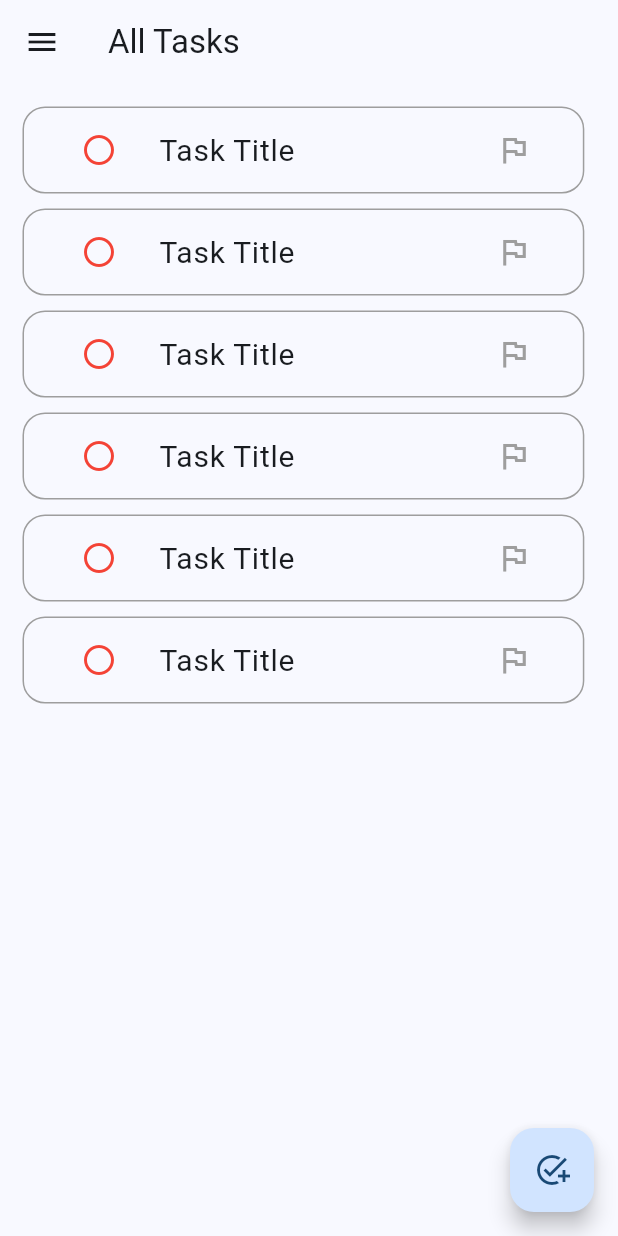
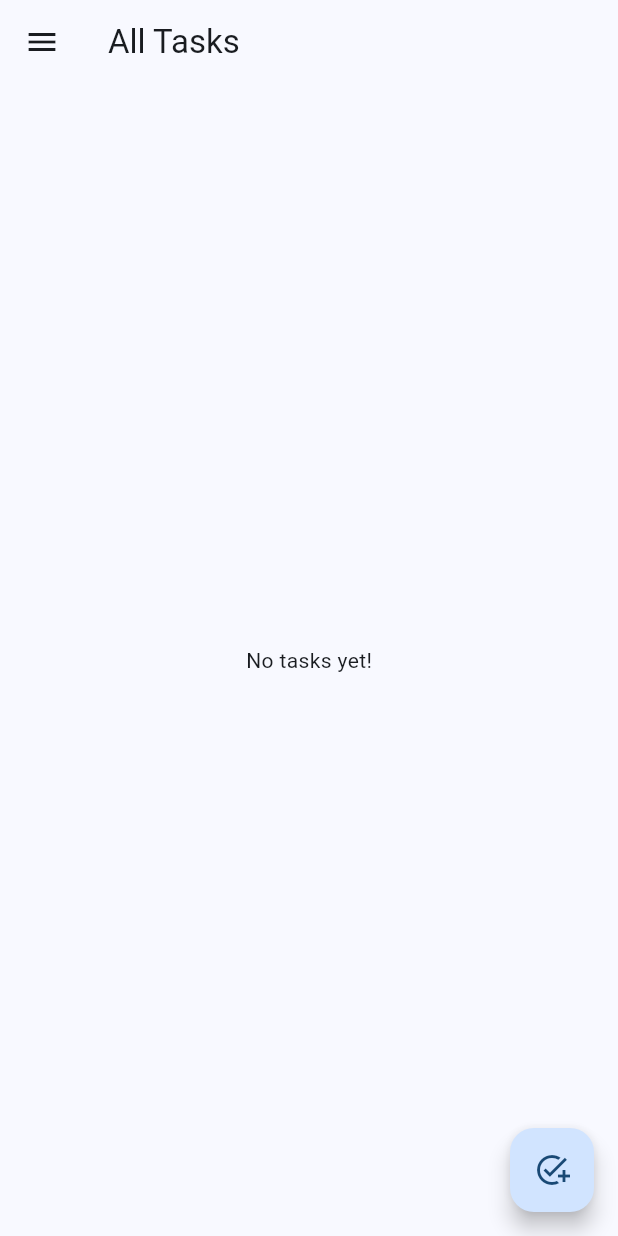
Before and after one commit to Polymath000/Nazm, a Flutter app: the screen it shows after launch, on a phone screen of 412 x 824 dp. Run offline on Flutter 3.47's test engine with Material 3 defaults, Android fonts, the light colour scheme and no system bars; drawn by our look-alikes of dropdown_button2; our stand-ins replace adaptive_theme, bloc, curved_navigation_bar, firebase_auth, firebase_core, flutter_bloc and 14 more; missing offline and left inert: debounce_throttle, pattern_formatter, pointer_interceptor; accounts and stored records are empty.

Commit message:
fetch tasks from local database

```diff
--- /dev/null
+++ b/lib/Features/home/data/cubit/task/task_cubit.dart
@@ -0,0 +1,20 @@
+import 'package:flutter/foundation.dart';
+import 'package:flutter_bloc/flutter_bloc.dart';
+import 'package:hive/hive.dart';
+import 'package:to_do/Features/home/data/task_model.dart';
+import 'package:to_do/constants.dart';
+
+part 'task_state.dart';
+
+class TaskCubit extends Cubit<TaskState> {
+  TaskCubit() : super(TaskInitial());
+
+  List<TaskModel>? tasks;
+
+  fetchAllTasks() {
+    var taskBox = Hive.box<TaskModel>(kTaskBox);
+    tasks = taskBox.values.toList();
+    emit(TaskSuccess(tasks: tasks!));
+    return tasks;
+  }
+}
--- /dev/null
+++ b/lib/Features/home/data/cubit/task/task_state.dart
@@ -0,0 +1,16 @@
+part of 'task_cubit.dart';
+
+@immutable
+sealed class TaskState {}
+
+final class TaskInitial extends TaskState {}
+
+final class TaskSuccess extends TaskState {
+  final List<TaskModel> tasks;
+  TaskSuccess({required this.tasks});
+}
+
+final class TaskFailure extends TaskState {
+  final String errorMessage;
+  TaskFailure({required this.errorMessage});
+}
--- a/lib/Features/home/data/task_model.dart
+++ b/lib/Features/home/data/task_model.dart
@@ -1,4 +1,5 @@
 import 'package:hive/hive.dart';
+import 'package:to_do/constants.dart';
 part 'task_model.g.dart';
 
 @HiveType(typeId: 0)
@@ -8,23 +9,23 @@ class TaskModel extends HiveObject {
   @HiveField(1)
   final String description;
   @HiveField(2)
-  final bool isDone;
+  bool isDone;
   @HiveField(3)
   final String firstDate;
   @HiveField(4)
   final String lastDate;
   @HiveField(5)
-  final String priority;
+  String priority;
   @HiveField(6)
   final String category;
   TaskModel({
     required this.firstDate,
     required this.lastDate,
-    required this.priority,
+    this.priority = kPrimaryPriority,
     required this.category,
     required this.title,
     required this.description,
-    required this.isDone,
+    this.isDone = false,
   });
 
   @override
--- a/lib/Features/home/presentation/views/ViewsInTasksViews/AllTasks.dart
+++ b/lib/Features/home/presentation/views/ViewsInTasksViews/AllTasks.dart
@@ -1,25 +1,31 @@
 import 'package:flutter/material.dart';
+import 'package:flutter_bloc/flutter_bloc.dart';
+import 'package:to_do/Features/home/data/cubit/task/task_cubit.dart';
+import 'package:to_do/Features/home/data/task_model.dart';
 import 'package:to_do/Features/home/presentation/views/widgets/task_body.dart';
-
-import '../widgets/priority.dart';
 
 class AllTasksView extends StatelessWidget {
   @override
   Widget build(BuildContext context) {
-    return Scaffold(
-      body: SingleChildScrollView(
-        child: Padding(
-          padding: const EdgeInsets.symmetric(horizontal: 15, vertical: 10),
-          child: Column(
-            children: [
-              TaskBody(),
-              TaskBody(),
-              TaskBody(),
-              TaskBody(),
-              TaskBody(),
-              TaskBody(),
-            ],
-          ),
+    return BlocProvider(
+      create: (context) => TaskCubit(),
+      child: Scaffold(
+        body: BlocBuilder<TaskCubit, TaskState>(
+          builder: (context, state) {
+            List<TaskModel> tasks =
+                BlocProvider.of<TaskCubit>(context).fetchAllTasks() ?? [];
+            return Padding(
+              padding: const EdgeInsets.symmetric(horizontal: 15, vertical: 10),
+              child: tasks.isEmpty
+                  ? const Center(child: Text('No tasks yet!'))
+                  : ListView.builder(
+                      itemCount: tasks.length,
+                      itemBuilder: (context, index) {
+                        return TaskBody(task: tasks[index]);
+                      },
+                    ),
+            );
+          },
         ),
       ),
     );
--- a/lib/Features/home/presentation/views/tasks_view.dart
+++ b/lib/Features/home/presentation/views/tasks_view.dart
@@ -1,4 +1,6 @@
 import 'package:flutter/material.dart';
+import 'package:flutter_bloc/flutter_bloc.dart';
+import 'package:to_do/Features/home/data/cubit/task/task_cubit.dart';
 import 'package:to_do/Features/home/presentation/views/widgets/show_model_button_sheet.dart';
 import 'package:to_do/Features/home/presentation/views/widgets/task_views_list.dart';
 import '../../../../constants.dart';
@@ -17,13 +19,16 @@ class _TasksViewState extends State<TasksView> {
 
   @override
   Widget build(BuildContext context) {
-    return Scaffold(
+    return BlocProvider(
+      create: (context) => TaskCubit(),
+      child: Builder(
+        builder: (context) => Scaffold(
           key: _scaffoldKey,
           appBar: AppBar(
             title: Text(taskViews[_selectedIndex]['title']),
           ),
           floatingActionButton: FloatingActionButton(
-          tooltip: 'add Task',
+              tooltip: 'Add Task',
               enableFeedback: true,
               child: const Icon(Icons.add_task_sharp),
               onPressed: () {
@@ -33,9 +38,8 @@ class _TasksViewState extends State<TasksView> {
                   shape: RoundedRectangleBorder(
                       borderRadius: BorderRadius.circular(16)),
                   context: context,
-                builder: (context) {
-                  return const ShowModelButtonSheet();
-                });
+                  builder: (context) => const ShowModelButtonSheet(),
+                );
               }),
           body: taskViews[_selectedIndex]['View'],
           drawer: Drawer(
@@ -70,7 +74,8 @@ class _TasksViewState extends State<TasksView> {
                               context,
                               MaterialPageRoute(
                                 builder: (context) => const Settings(),
-                            ));
+                              ),
+                            );
                           },
                           icon: const Icon(
                             Icons.settings,
@@ -83,7 +88,6 @@ class _TasksViewState extends State<TasksView> {
                   Expanded(
                     child: ListView.builder(
                       physics: const BouncingScrollPhysics(),
-                    // shrinkWrap: true,
                       itemCount: taskViews.length,
                       itemBuilder: (context, index) {
                         return listTile(
@@ -92,9 +96,12 @@ class _TasksViewState extends State<TasksView> {
                           index: index,
                           numOftasks: taskViews[index]['numOftasks'],
                         );
-                    }),
+                      },
+                    ),
                   )
                 ],
+              ),
+            ),
           ),
         ),
       ),
```
Also changed, not shown: lib/Features/home/data/cubit/add_task/add_task_cubit.dart (+6 -3 lines), lib/Features/home/presentation/views/widgets/show_model_button_sheet.dart (+24 -5 lines), lib/Features/home/presentation/views/widgets/task_body.dart (+52 -25 lines). Lines whose indentation alone changed are shown as unchanged.
